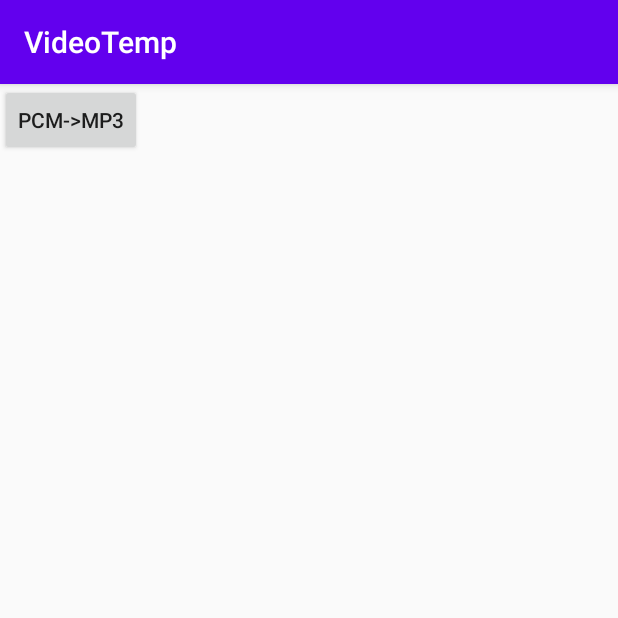
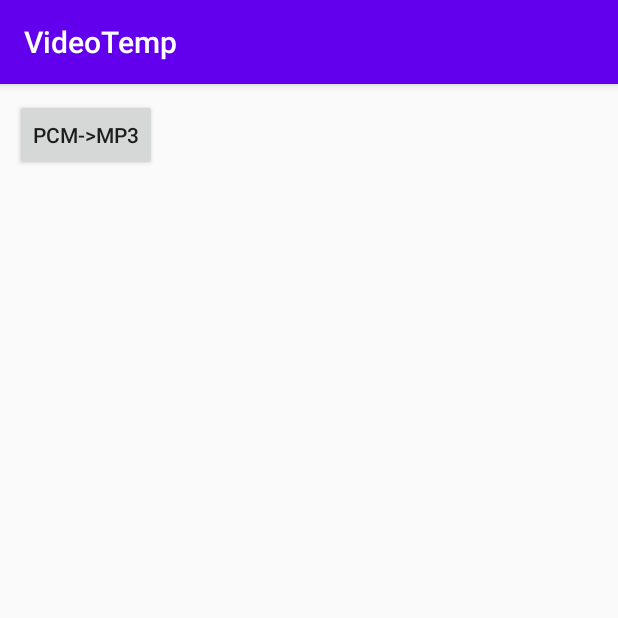
Before and after one commit to JayRichrd/VideoTemp, an Android app: the screen it shows after launch (MainActivity), on a phone screen of 412 x 824 dp, the top half of it. Run offline under Robolectric (Android 15) with nearby library versions, the phone set to English and light mode, and no system bars; 1 statement that could not run was skipped.

Commit message:
perf(optimize): 优化代码

```diff
--- a/app/src/main/java/com/cain/videotemp/MainActivity.kt
+++ b/app/src/main/java/com/cain/videotemp/MainActivity.kt
@@ -83,7 +83,7 @@ class MainActivity : AppCompatActivity(), View.OnClickListener {
         }
 
         /**
-         * 转换前，想将assets目录下的文件拷贝到sd卡中的/videotest/目录下
+         * 转换前，先将assets目录下的文件拷贝到sd卡中的/videotest/目录下
          */
         val pcmPath = Environment.getExternalStorageDirectory().absolutePath + DATA_DIR + PCM_FILE
         val pcmFile = File(pcmPath)
--- a/app/src/main/res/layout/activity_main.xml
+++ b/app/src/main/res/layout/activity_main.xml
@@ -7,7 +7,8 @@
     <LinearLayout
         android:layout_width="match_parent"
         android:layout_height="match_parent"
-        android:orientation="vertical">
+        android:orientation="vertical"
+        android:padding="10dp">
 
         <Button
             android:id="@+id/btn_pcm_2_mp3"
```
